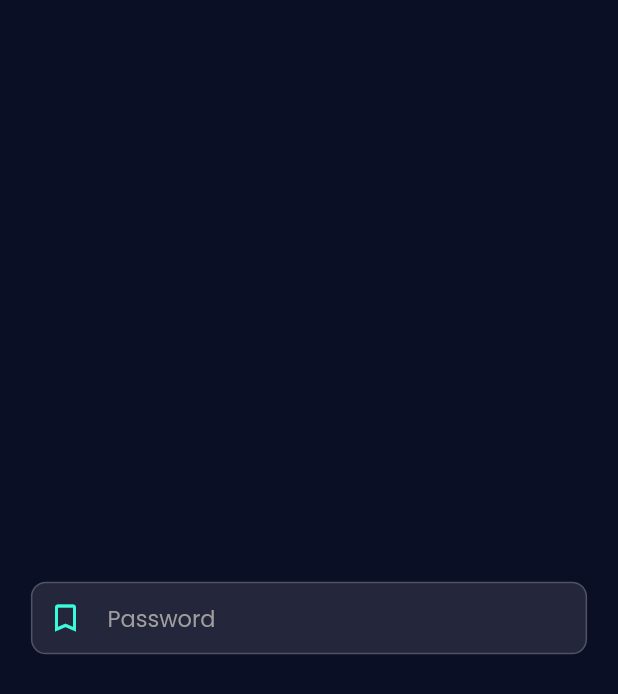
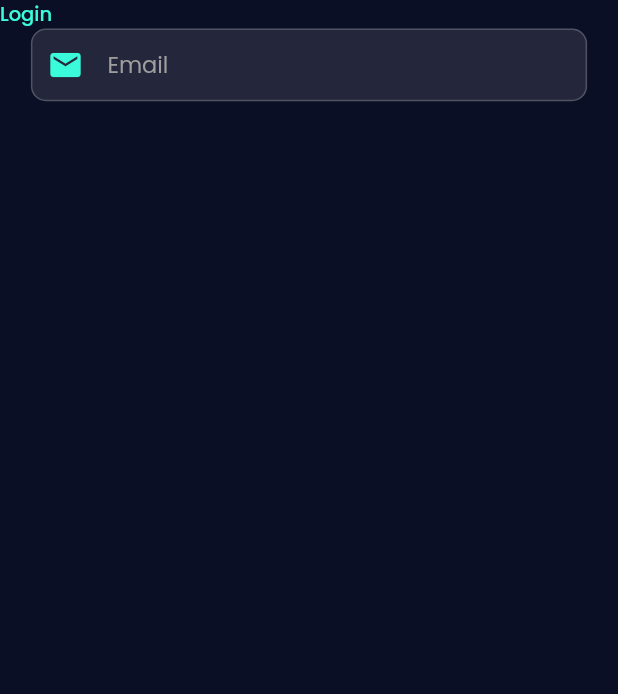
Before and after one commit to hamza-al/findr, a Flutter app: the screen it shows after launch, on a phone screen of 412 x 824 dp. Shown: the top 694 px of the screen. Run offline on Flutter 3.47's test engine with Material 2 defaults, Android fonts, the phone set to English and light mode, and no system bars; our stand-ins replace google_fonts.

Commit message:
Fork point

```diff
--- a/lib/pages/login.dart
+++ b/lib/pages/login.dart
@@ -1,7 +1,9 @@
+// ignore_for_file: sized_box_for_whitespace
+
 import 'package:findr/styles.dart';
-import 'package:findr/widgets/customTile.dart';
+import 'package:flutter/material.dart';
+import 'package:google_fonts/google_fonts.dart';
 import 'package:findr/widgets/textbox.dart';
-import 'package:flutter/material.dart';
 
 class LoginPage extends StatefulWidget {
   const LoginPage({Key? key}) : super(key: key);
@@ -13,15 +15,27 @@ class LoginPage extends StatefulWidget {
 class _LoginPageState extends State<LoginPage> {
   @override
   Widget build(BuildContext context) {
-    return const Scaffold(
-      backgroundColor: bg,
-      body: Center(
-        child: TextBox(
-          hint: 'Password',
-          icon: Icons.bookmark_border,
-          isPassword: true,
-        ),
-      ),
-    );
+    return Scaffold(
+        backgroundColor: bg,
+        body: Column(
+          children: [
+            Container(
+              child: Center(
+                  child: Container(
+                      width: double.infinity,
+                      child: Text(
+                        'Login',
+                        style: GoogleFonts.poppins(
+                            color: accentOne,
+                            fontWeight: FontWeight.w500,
+                            fontSize: 13),
+                      ))),
+            ),
+            Container(
+              child:
+                  TextBox(hint: "Email", icon: Icons.email, isPassword: false),
+            )
+          ],
+        ));
   }
 }
--- a/lib/pages/signup.dart
+++ b/lib/pages/signup.dart
@@ -10,6 +10,10 @@ class SignupPage extends StatefulWidget {
 class _SignupPageState extends State<SignupPage> {
   @override
   Widget build(BuildContext context) {
-    return Scaffold();
+    return Scaffold(
+      body: Container(
+        margin: EdgeInsets.only(top: 70, left: 15),
+      ),
+    );
   }
 }
--- a/lib/widgets/textbox.dart
+++ b/lib/widgets/textbox.dart
@@ -19,6 +19,7 @@ class TextBox extends StatefulWidget {
 }
 
 class _TextBoxState extends State<TextBox> {
+  bool visible = true;
   @override
   Widget build(BuildContext context) {
     Size size = MediaQuery.of(context).size;
@@ -40,8 +41,25 @@ class _TextBoxState extends State<TextBox> {
             cursorColor: accentOne,
             style: GoogleFonts.poppins(
                 color: Colors.white, fontWeight: FontWeight.w400, fontSize: 15),
-            obscureText: widget.isPassword,
+            obscureText: widget.isPassword && visible,
             decoration: InputDecoration(
+                suffixIcon: (widget.isPassword
+                    ? ((visible)
+                        ? GestureDetector(
+                            onTap: () {
+                              setState(() {
+                                visible = !visible;
+                              });
+                            },
+                            child: Icon(Icons.visibility_off, color: accentOne))
+                        : GestureDetector(
+                            onTap: () {
+                              setState(() {
+                                visible = !visible;
+                              });
+                            },
+                            child: Icon(Icons.visibility, color: accentOne)))
+                    : null),
                 border: InputBorder.none,
                 focusedBorder: InputBorder.none,
                 hintText: widget.hint,
```
